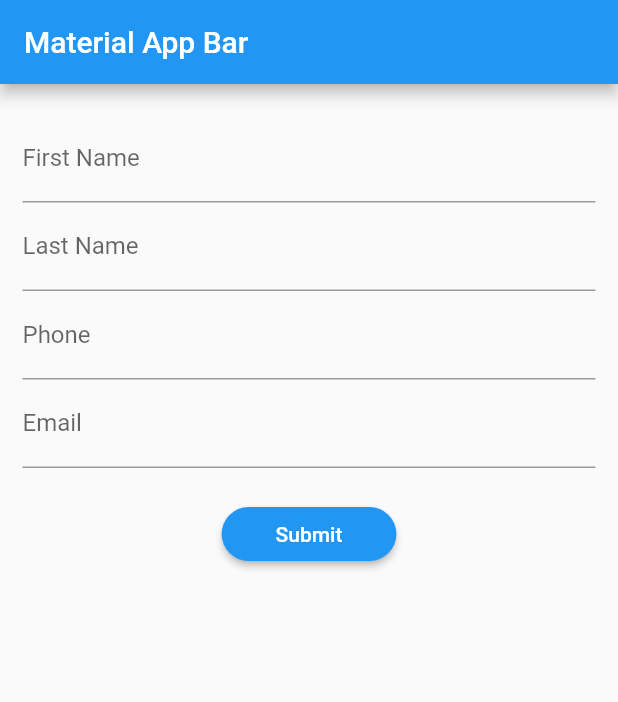
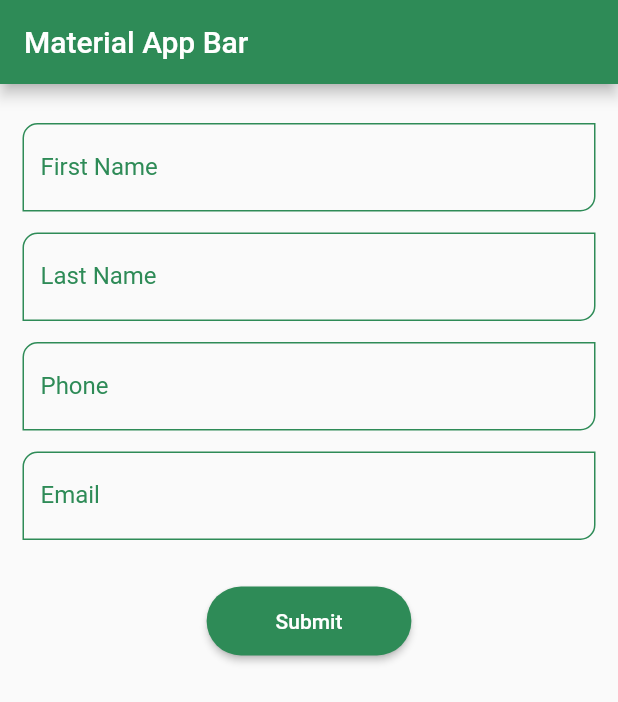
Before and after one commit to javerage/Flutter_Cookbook, a Flutter app: the screen it shows after launch, on a phone screen of 412 x 824 dp. Shown: the top 702 px of the screen. Run offline on Flutter 3.47's test engine with Material 2 defaults, Android fonts, the phone set to English and light mode, and no system bars.

```diff
--- a/Forms/form_validations/lib/main.dart
+++ b/Forms/form_validations/lib/main.dart
@@ -1,5 +1,6 @@
 import 'package:flutter/material.dart';
 import 'package:form_validations/screens/custom_form.dart';
+import 'package:form_validations/themes/app_theme.dart';
 
 void main() => runApp(const MyApp());
 
@@ -9,6 +10,7 @@ class MyApp extends StatelessWidget {
   @override
   Widget build(BuildContext context) {
     return MaterialApp(
+      theme: AppTheme.lightTheme,
       debugShowCheckedModeBanner: false,
       title: 'Material App',
       home: Scaffold(
--- a/Forms/form_validations/lib/screens/custom_form.dart
+++ b/Forms/form_validations/lib/screens/custom_form.dart
@@ -15,7 +15,7 @@ class _CustomFormScreenState extends State<CustomFormScreen> {
     return Form(
         key: _formKey,
         child: Padding(
-          padding: const EdgeInsets.symmetric(horizontal: 15, vertical: 20),
+          padding: const EdgeInsets.symmetric(horizontal: 15, vertical: 22),
           child: SingleChildScrollView(
             child: Column(
               children: <Widget>[
@@ -47,8 +47,8 @@ class _CustomFormScreenState extends State<CustomFormScreen> {
                     ),
                     child: const Padding(
                       padding: EdgeInsets.symmetric(
-                        horizontal: 20,
-                        vertical: 10,
+                        horizontal: 30,
+                        vertical: 15,
                       ),
                       child: Text('Submit'),
                     ),
--- /dev/null
+++ b/Forms/form_validations/lib/themes/app_theme.dart
@@ -0,0 +1,57 @@
+import 'dart:ui';
+
+import 'package:flutter/material.dart';
+
+class AppTheme {
+  static const Color _primaryColor = Color(0xFF2E8B57);
+
+  static Color get primaryColor => _primaryColor;
+
+  static ThemeData lightTheme = ThemeData.light().copyWith(
+    primaryColor: _primaryColor,
+    appBarTheme: const AppBarTheme(
+      backgroundColor: _primaryColor,
+    ),
+    // Set value to cursor color
+    textSelectionTheme: const TextSelectionThemeData(
+      cursorColor: _primaryColor,
+    ),
+    // Set styles to borders
+    inputDecorationTheme: const InputDecorationTheme().copyWith(
+      labelStyle: const TextStyle(
+        color: _primaryColor,
+      ),
+      border: const OutlineInputBorder(
+        borderRadius: BorderRadius.only(
+          topLeft: Radius.circular(10),
+          bottomRight: Radius.circular(10),
+        ),
+        borderSide: BorderSide(
+          color: _primaryColor,
+        ),
+      ),
+      enabledBorder: const OutlineInputBorder(
+        borderRadius: BorderRadius.only(
+          topLeft: Radius.circular(10),
+          bottomRight: Radius.circular(10),
+        ),
+        borderSide: BorderSide(
+          color: _primaryColor,
+        ),
+      ),
+      focusedBorder: const OutlineInputBorder(
+        borderRadius: BorderRadius.only(
+          topLeft: Radius.circular(10),
+          bottomRight: Radius.circular(10),
+        ),
+        borderSide: BorderSide(
+          color: _primaryColor,
+        ),
+      ),
+    ),
+    elevatedButtonTheme: ElevatedButtonThemeData(
+        style: ElevatedButton.styleFrom(
+      primary: _primaryColor,
+    )),
+  );
+}
--- a/Forms/form_validations/lib/widgets/custom_text_form_field_widget.dart
+++ b/Forms/form_validations/lib/widgets/custom_text_form_field_widget.dart
@@ -16,7 +16,9 @@ class CustomTextFormFieldWidget extends StatelessWidget {
 
   @override
   Widget build(BuildContext context) {
-    return TextFormField(
+    return Padding(
+      padding: const EdgeInsets.only(bottom: 10, top: 4),
+      child: TextFormField(
         keyboardType: keyboardType,
         textCapitalization: textCapitalization,
         decoration: InputDecoration(
@@ -24,6 +26,7 @@ class CustomTextFormFieldWidget extends StatelessWidget {
           hintText: hintText,
         ),
         validator: _validateNullOrEmpty,
+      ),
     );
   }
 
```
Lines whose indentation alone changed are shown as unchanged.
